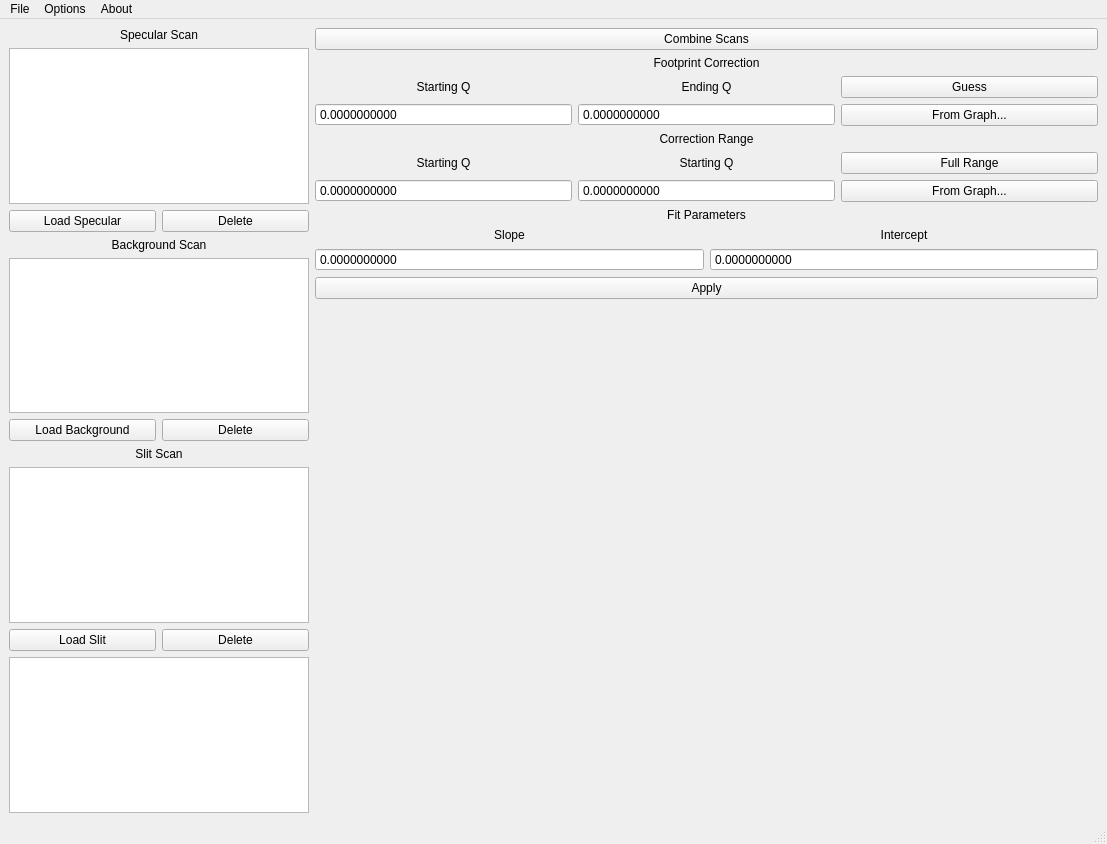
Qt form XRRRedGUI.ui (peynmurray/XRRRed) before a commit.
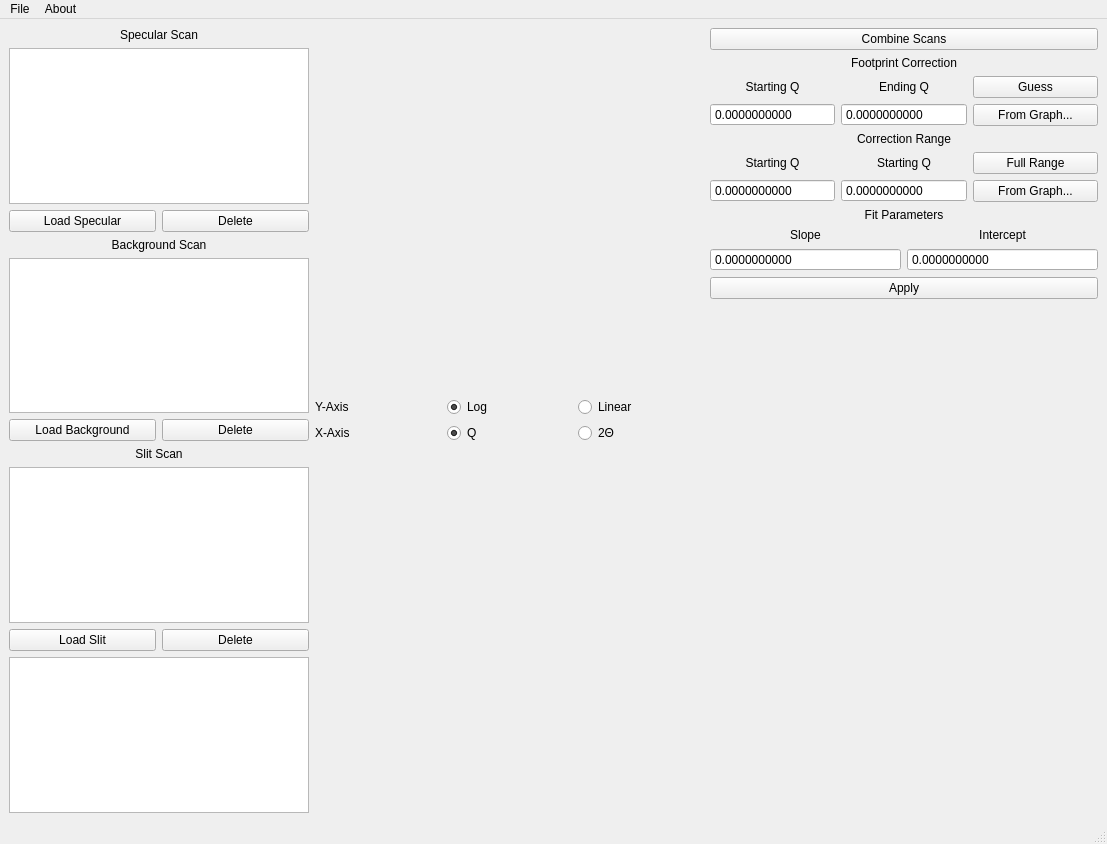
The same form after that commit.

Commit message: Fixed the axes options

Diff of the .ui file:
```diff
--- a/XRRRedGUI.ui
+++ b/XRRRedGUI.ui
@@ -189,7 +189,75 @@
      </layout>
     </item>
     <item>
-     <layout class="QVBoxLayout" name="plotLayout"/>
+     <layout class="QVBoxLayout" name="verticalLayout_5">
+      <item>
+       <layout class="QVBoxLayout" name="plotLayout"/>
+      </item>
+      <item>
+       <layout class="QGridLayout" name="gridLayout_5">
+        <item row="0" column="0">
+         <widget class="QLabel" name="label_13">
+          <property name="text">
+           <string>Y-Axis</string>
+          </property>
+         </widget>
+        </item>
+        <item row="0" column="1">
+         <widget class="QRadioButton" name="yAxisLog">
+          <property name="text">
+           <string>Log</string>
+          </property>
+          <property name="checked">
+           <bool>true</bool>
+          </property>
+          <attribute name="buttonGroup">
+           <string notr="true">buttonGroup_2</string>
+          </attribute>
+         </widget>
+        </item>
+        <item row="0" column="2">
+         <widget class="QRadioButton" name="yAxisLinear">
+          <property name="text">
+           <string>Linear</string>
+          </property>
+          <attribute name="buttonGroup">
+           <string notr="true">buttonGroup_2</string>
+          </attribute>
+         </widget>
+        </item>
+        <item row="1" column="0">
+         <widget class="QLabel" name="label_14">
+          <property name="text">
+           <string>X-Axis</string>
+          </property>
+         </widget>
+        </item>
+        <item row="1" column="1">
+         <widget class="QRadioButton" name="xAxisQ">
+          <property name="text">
+           <string>Q</string>
+          </property>
+          <property name="checked">
+           <bool>true</bool>
+          </property>
+          <attribute name="buttonGroup">
+           <string notr="true">buttonGroup</string>
+          </attribute>
+         </widget>
+        </item>
+        <item row="1" column="2">
+         <widget class="QRadioButton" name="xAxis2Theta">
+          <property name="text">
+           <string>2Θ</string>
+          </property>
+          <attribute name="buttonGroup">
+           <string notr="true">buttonGroup</string>
+          </attribute>
+         </widget>
+        </item>
+       </layout>
+      </item>
+     </layout>
     </item>
     <item>
      <layout class="QVBoxLayout" name="verticalLayout_4">
@@ -493,34 +561,12 @@
     </property>
     <addaction name="actionExport"/>
    </widget>
-   <widget class="QMenu" name="menuOptions">
-    <property name="title">
-     <string>Options</string>
-    </property>
-    <widget class="QMenu" name="menuX_axis">
-     <property name="title">
-      <string>X-Axis</string>
-     </property>
-     <addaction name="actionQ"/>
-     <addaction name="action2Theta"/>
-    </widget>
-    <widget class="QMenu" name="menuY_Axis">
-     <property name="title">
-      <string>Y-Axis</string>
-     </property>
-     <addaction name="actionLog"/>
-     <addaction name="actionLinear"/>
-    </widget>
-    <addaction name="menuX_axis"/>
-    <addaction name="menuY_Axis"/>
-   </widget>
    <widget class="QMenu" name="menuAbout">
     <property name="title">
      <string>About</string>
     </property>
    </widget>
    <addaction name="menuFile"/>
-   <addaction name="menuOptions"/>
    <addaction name="menuAbout"/>
   </widget>
   <widget class="QStatusBar" name="statusbar"/>
```
Left out of the diff: 4 changed lines with no effect on the pictures. The commit also changes 11 other files.
